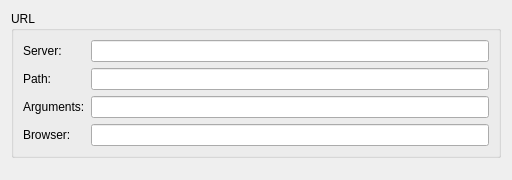
This is browserappconfig.ui in KDE/kdev-executebrowser as Qt 5 draws it before an edit. The edited form follows.
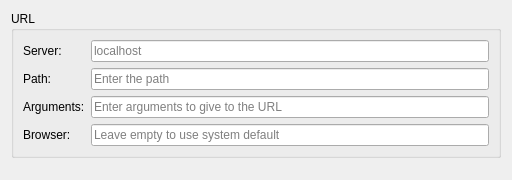
This is the edited form. Custom widgets are drawn as their Qt base class.

What changed in the file:
```diff
--- a/browserappconfig.ui
+++ b/browserappconfig.ui
@@ -29,7 +29,7 @@
         <property name="toolTip">
          <string>Enter arguments to give to the executable</string>
         </property>
-        <property name="clickMessage">
+        <property name="placeholderText">
          <string>Enter arguments to give to the URL</string>
         </property>
        </widget>
@@ -46,14 +46,14 @@
       </item>
       <item row="0" column="2">
        <widget class="KLineEdit" name="server">
-        <property name="clickMessage">
+        <property name="placeholderText">
          <string>localhost</string>
         </property>
        </widget>
       </item>
       <item row="1" column="2">
        <widget class="KLineEdit" name="path">
-        <property name="clickMessage">
+        <property name="placeholderText">
          <string>Enter the path</string>
         </property>
        </widget>
@@ -74,7 +74,7 @@
       </item>
       <item row="4" column="2">
        <widget class="KLineEdit" name="browser">
-        <property name="clickMessage">
+        <property name="placeholderText">
          <string>Leave empty to use system default</string>
         </property>
        </widget>
```
